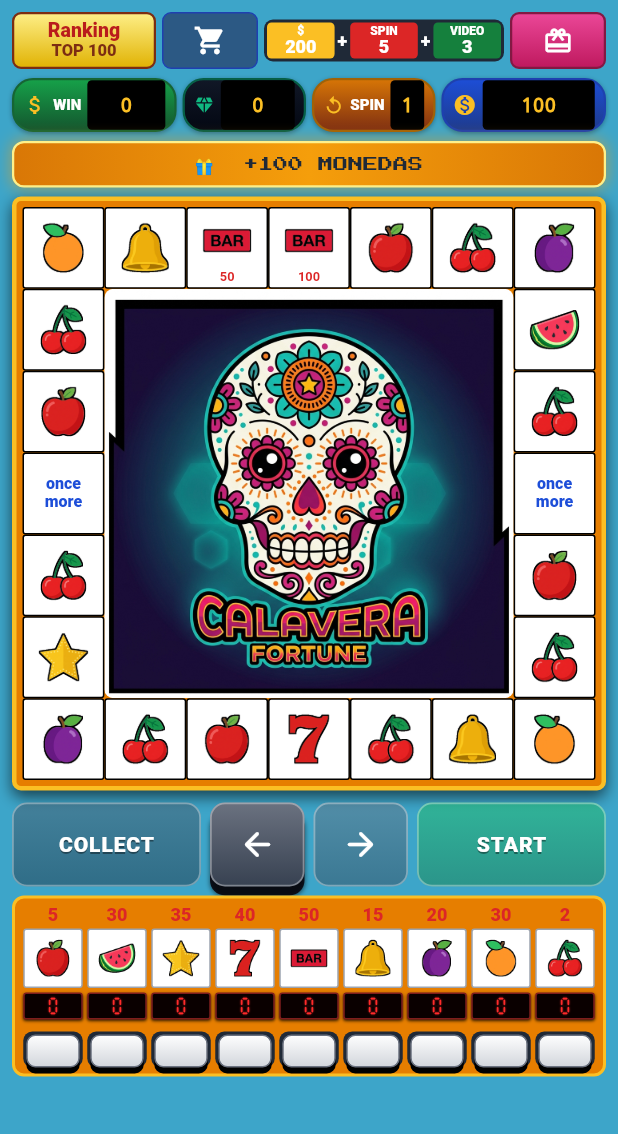
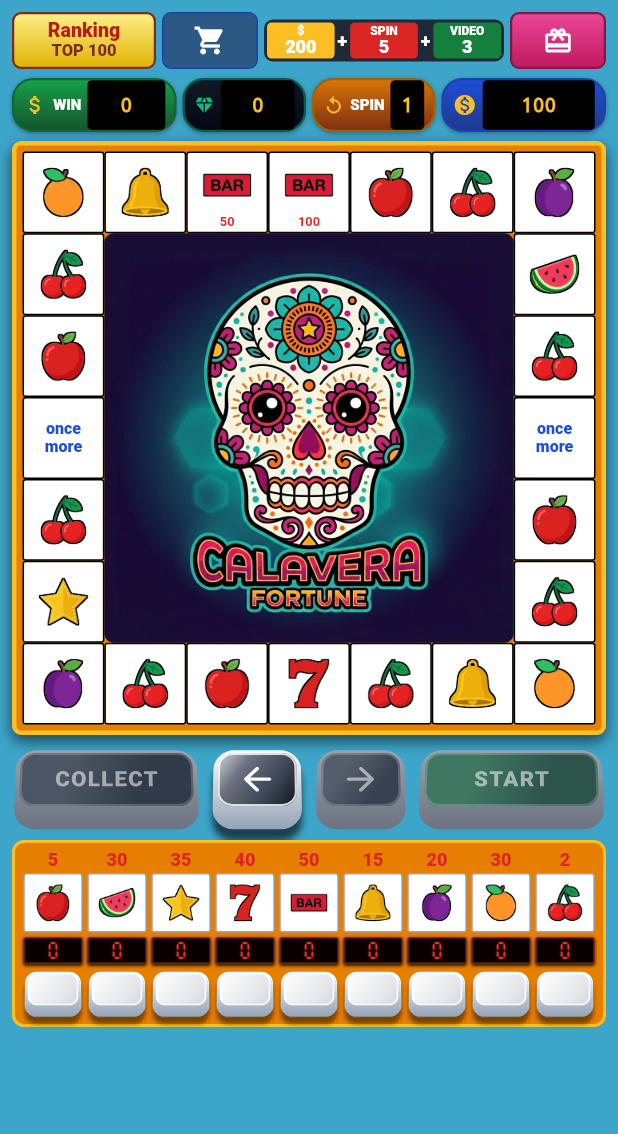
Before and after one commit to JorgeZ1/Tragamonedas, a Flutter app: the screen it shows after launch, on a phone screen of 412 x 824 dp, the part 102-1236 px from its top. Run offline on Flutter 3.47's test engine with Material 3 defaults, Android fonts, the phone set to English and light mode, and no system bars; our stand-ins replace audioplayers, flutter_riverpod, google_fonts, sqflite_common_ffi; accounts and stored records are empty; Roboto replaces fonts that are missing (RobotoCondensed).

Commit message:
feat: implement slot machine UI with 3D-styled action buttons and game screen layout

```diff
--- a/lib/ui/screens/slot_screen.dart
+++ b/lib/ui/screens/slot_screen.dart
@@ -5,7 +5,6 @@ import '../../state/providers.dart';
 import '../widgets/action_buttons.dart';
 import '../widgets/bet_grid.dart';
 import '../widgets/header_panel.dart';
-import '../widgets/reward_button.dart';
 import '../widgets/slot_board.dart';
 import 'stats_screen.dart';
 
@@ -33,10 +32,6 @@ class SlotScreen extends ConsumerWidget {
                     HeaderPanel(),
                     SizedBox(height: 6),
 
-                    // ── Reward (kept as a slim banner) ─────────────────
-                    RewardButton(),
-                    SizedBox(height: 6),
-
                     // ── Main board (7×7) ───────────────────────────────
                     SlotBoard(),
                     SizedBox(height: 8),
--- a/lib/ui/widgets/action_buttons.dart
+++ b/lib/ui/widgets/action_buttons.dart
@@ -141,7 +141,10 @@ class _ArcadeButtonState extends State<_ArcadeButton> {
   @override
   Widget build(BuildContext context) {
     final disabled = !widget.enabled;
-    final yOffset  = _pressed && !disabled ? 6.0 : 0.0;
+    // Incrementamos masivamente el volumen frontal (bottomEdge = 16)
+    // Cuando se presiona, el botón viaja 12 píxeles completos hacia abajo!
+    final double yOffset = (_pressed && !disabled) ? 12.0 : 0.0;
+    final double bottomEdge = (_pressed && !disabled) ? 4.0 : 16.0;
 
     return Expanded(
       flex: widget.flex,
@@ -152,57 +155,110 @@ class _ArcadeButtonState extends State<_ArcadeButton> {
           if (!disabled) widget.onTap();
         },
         onTapCancel: () => setState(() => _pressed = false),
-        child: AnimatedContainer(
+        child: Container(
+          color: Colors.transparent,
+          margin: const EdgeInsets.symmetric(horizontal: 2),
+          // Aquí aplicamos la matriz de transformación 3D real para inclinar
+          // el botón hacia atrás, dándole esa forma trapezoidal (más angosto arriba)
+          // que coincide exactamente con tu imagen POV.
+          child: Transform(
+            alignment: Alignment.center,
+            transform: Matrix4.identity()
+              ..setEntry(3, 2, 0.002) // Factor de perspectiva POV
+              ..rotateX(-0.35),       // Inclinación hacia atrás (~20 grados)
+            child: Stack(
+              children: [
+                AnimatedPositioned(
                   duration: const Duration(milliseconds: 70),
-          transform: Matrix4.translationValues(0, yOffset, 0),
+                  top: yOffset,
+                  left: 0,
+                  right: 0,
+                  bottom: 0,
+                  child: Container(
+                    // La base blanca con gradiente para dar sombra cilíndrica/volumen
                     decoration: BoxDecoration(
                       gradient: LinearGradient(
                         begin: Alignment.topCenter,
                         end: Alignment.bottomCenter,
                         colors: disabled
                             ? [
-                      widget.topColor.withValues(alpha: 0.45),
-                      widget.bottomColor.withValues(alpha: 0.45),
+                                const Color(0xFF9CA3AF), // Gris más oscuro si está deshabilitado
+                                const Color(0xFF6B7280),
                               ]
-                  : [widget.topColor, widget.bottomColor],
+                            : [
+                                const Color(0xFFFFFFFF), // Luz arriba
+                                const Color(0xFF94A3B8), // Sombra en la base
+                              ],
+                      ),
+                      borderRadius: BorderRadius.circular(14),
+                      boxShadow: disabled ? null : const [
+                        BoxShadow(
+                          color: Color(0x99000000),
+                          offset: Offset(0, 8),
+                          blurRadius: 6,
+                        )
+                      ]
+                    ),
+                    padding: EdgeInsets.only(
+                      top: 2,
+                      left: 3,
+                      right: 3,
+                      bottom: bottomEdge,
+                    ),
+                    child: Container(
+                      // La cara superior metálica/color
+                      decoration: BoxDecoration(
+                        gradient: LinearGradient(
+                          begin: Alignment.topLeft,
+                          end: Alignment.bottomRight,
+                          colors: disabled
+                              ? [
+                                  Color.lerp(const Color(0xFF4B5563), widget.topColor, 0.3)!,
+                                  Color.lerp(const Color(0xFF4B5563), widget.topColor, 0.3)!,
+                                  Color.lerp(const Color(0xFF374151), widget.bottomColor, 0.3)!,
+                                  Color.lerp(const Color(0xFF374151), widget.bottomColor, 0.3)!,
+                                ]
+                              : [
+                                  Color.lerp(Colors.white, widget.topColor, 0.3)!,
+                                  widget.topColor,
+                                  widget.bottomColor,
+                                  Color.lerp(Colors.black, widget.bottomColor, 0.3)!,
+                                ],
+                          stops: const [0.0, 0.3, 0.7, 1.0],
                         ),
                         borderRadius: BorderRadius.circular(10),
                         border: Border.all(
-              color: Colors.white.withValues(alpha: 0.35),
-              width: 1.2,
+                          color: disabled
+                              ? Colors.white.withValues(alpha: 0.2)
+                              : Colors.white.withValues(alpha: 0.8),
+                          width: 1.5,
                         ),
-            boxShadow: disabled
-                ? []
-                : [
-                    BoxShadow(
-                      color: widget.shadowColor,
-                      offset: Offset(0, 6 - yOffset),
-                      blurRadius: 0,
                       ),
-                    BoxShadow(
-                      color: Colors.black.withValues(alpha: 0.55),
-                      offset: Offset(0, 7 - yOffset),
-                      blurRadius: 2,
-                    ),
-                  ],
-          ),
-          padding: const EdgeInsets.symmetric(vertical: 12),
                       alignment: Alignment.center,
                       child: widget.icon != null
-              ? Icon(widget.icon, color: widget.textColor, size: 26)
+                          ? Icon(widget.icon, color: disabled ? Colors.white54 : widget.textColor, size: 28)
                           : FittedBox(
                               fit: BoxFit.scaleDown,
+                              child: Padding(
+                                padding: const EdgeInsets.symmetric(horizontal: 4),
                                 child: Text(
                                   widget.label!,
                                   style: TextStyle(
-                      fontSize: 14,
+                                    fontSize: 15,
                                     fontWeight: FontWeight.w900,
-                      color: widget.textColor,
-                      letterSpacing: 0.6,
-                      shadows: const [
-                        Shadow(color: Color(0x66000000), offset: Offset(0, 1)),
+                                    color: disabled ? Colors.white54 : widget.textColor,
+                                    letterSpacing: 0.8,
+                                    shadows: disabled ? null : const [
+                                      Shadow(color: Color(0x88000000), offset: Offset(0, 1)),
                                     ],
                                   ),
+                                ),
+                              ),
+                            ),
+                    ),
+                  ),
+                ),
+              ],
             ),
           ),
         ),
--- a/lib/ui/widgets/bet_grid.dart
+++ b/lib/ui/widgets/bet_grid.dart
@@ -159,8 +159,11 @@ class _ArcadeBetButtonState extends State<_ArcadeBetButton> {
 
   @override
   Widget build(BuildContext context) {
-    final down = (_hold || widget.pressed) && widget.enabled;
-    final yOffset = down ? 4.0 : 0.0;
+    // A petición tuya: el botón baja físicamente si lo estás tocando (_hold)
+    // O si ya tiene una apuesta (widget.pressed). De esta forma se queda "sumido".
+    final physicalDown = (_hold || widget.pressed) && widget.enabled;
+    final double yOffset = physicalDown ? 6.0 : 0.0;
+    final double bottomEdge = physicalDown ? 2.0 : 8.0;
 
     return GestureDetector(
       onTapDown: (_) {
@@ -171,60 +174,82 @@ class _ArcadeBetButtonState extends State<_ArcadeBetButton> {
         widget.onTap?.call();
       },
       onTapCancel: () => setState(() => _hold = false),
-      child: SizedBox(
-        height: 28,
+      child: Container(
+        height: 32, // Un poco más alto para el volumen 3D
+        color: Colors.transparent,
+        margin: const EdgeInsets.symmetric(horizontal: 1),
+        // Aplicamos la misma perspectiva 3D POV para que se vea como trapecio
+        child: Transform(
+          alignment: Alignment.center,
+          transform: Matrix4.identity()
+            ..setEntry(3, 2, 0.002)
+            ..rotateX(-0.35),
           child: Stack(
-          alignment: Alignment.bottomCenter,
             children: [
-            // Base / socket (the dark ring around the button)
-            Positioned.fill(
+              AnimatedPositioned(
+                duration: const Duration(milliseconds: 60),
+                top: yOffset,
+                left: 0,
+                right: 0,
+                bottom: 0,
                 child: Container(
-                margin: const EdgeInsets.only(top: 4),
+                  // Base 3D blanca/gris
                   decoration: BoxDecoration(
-                  color: const Color(0xFF1F2937),
+                    gradient: const LinearGradient(
+                      begin: Alignment.topCenter,
+                      end: Alignment.bottomCenter,
+                      colors: [
+                        Color(0xFFFFFFFF),
+                        Color(0xFF94A3B8),
+                      ],
+                    ),
+                    borderRadius: BorderRadius.circular(8),
+                    boxShadow: !widget.enabled ? null : const [
+                      BoxShadow(
+                        color: Color(0x77000000),
+                        offset: Offset(0, 5),
+                        blurRadius: 4,
+                      )
+                    ]
+                  ),
+                  padding: EdgeInsets.only(
+                    top: 1,
+                    left: 2,
+                    right: 2,
+                    bottom: bottomEdge,
+                  ),
+                  child: Container(
+                    // Cara superior del botón (sin ningún punto rojo o gris)
+                    decoration: BoxDecoration(
+                      gradient: LinearGradient(
+                        begin: Alignment.topLeft,
+                        end: Alignment.bottomRight,
+                        colors: widget.enabled
+                            ? const [
+                                Color(0xFFFFFFFF),
+                                Color(0xFFF3F4F6),
+                                Color(0xFFE5E7EB),
+                                Color(0xFFD1D5DB),
+                              ]
+                            : const [
+                                Color(0xFFE5E7EB),
+                                Color(0xFFD1D5DB),
+                                Color(0xFF9CA3AF),
+                                Color(0xFF9CA3AF), // Añadido 4to color para igualar longitud
+                              ],
+                        stops: const [0.0, 0.3, 0.7, 1.0], // Aseguramos paridad en la animación
+                      ),
                       borderRadius: BorderRadius.circular(6),
+                      border: Border.all(
+                        color: Colors.white,
+                        width: 1.0,
                       ),
                     ),
                   ),
-            // Plunger
-            AnimatedContainer(
-              duration: const Duration(milliseconds: 60),
-              transform: Matrix4.translationValues(0, yOffset, 0),
-              height: 22,
-              margin: const EdgeInsets.symmetric(horizontal: 2),
-              decoration: BoxDecoration(
-                gradient: LinearGradient(
-                  begin: Alignment.topCenter,
-                  end: Alignment.bottomCenter,
-                  colors: widget.enabled
-                      ? const [Color(0xFFFFFFFF), Color(0xFFD1D5DB)]
-                      : const [Color(0xFFE5E7EB), Color(0xFFB0B5BB)],
                 ),
-                borderRadius: BorderRadius.circular(6),
-                border: Border.all(color: const Color(0xFF6B7280), width: 1),
-                boxShadow: down
-                    ? const []
-                    : const [
-                        BoxShadow(
-                          color: Color(0xFF000000),
-                          offset: Offset(0, 4),
-                          blurRadius: 0,
               ),
             ],
           ),
-              alignment: Alignment.center,
-              child: widget.pressed
-                  ? Container(
-                      width: 6,
-                      height: 6,
-                      decoration: const BoxDecoration(
-                        color: Color(0xFFDC2626),
-                        shape: BoxShape.circle,
-                      ),
-                    )
-                  : null,
-            ),
-          ],
         ),
       ),
     );
--- a/lib/ui/widgets/center_display.dart
+++ b/lib/ui/widgets/center_display.dart
@@ -21,7 +21,7 @@ class CenterDisplay extends ConsumerWidget {
           // ── Background image ──────────────
           Image.asset(
             'assets/images/slot_center_bg.png',
-            fit: BoxFit.fill,
+            fit: BoxFit.cover,
           ),
 
           // ── Message overlay (Disabled per user request) ────────────
```
Also changed, not shown: assets/images/slot_center_bg.png, pubspec.lock. Lines whose indentation alone changed are shown as unchanged.
